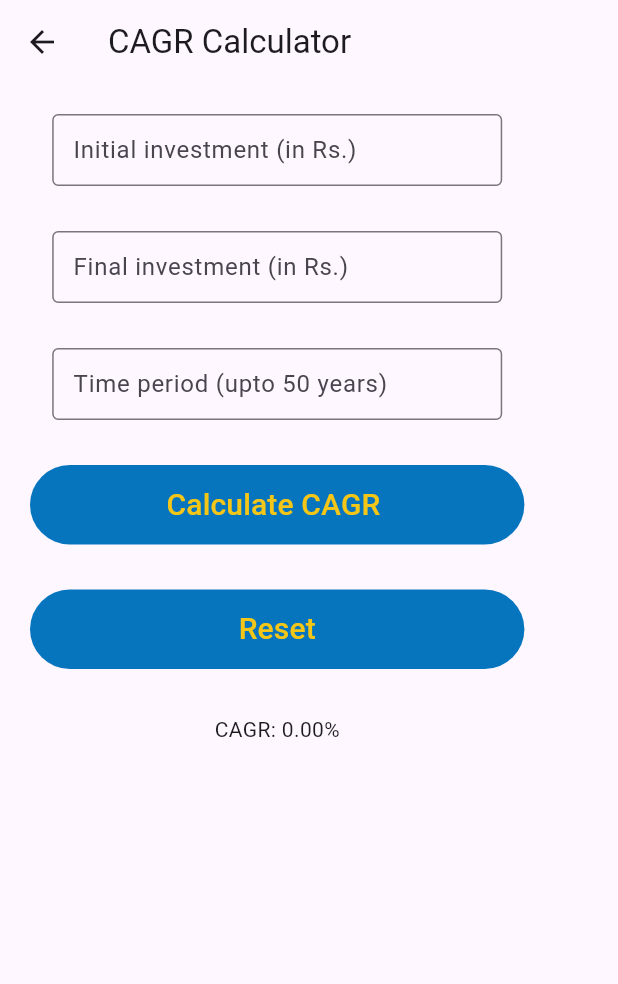
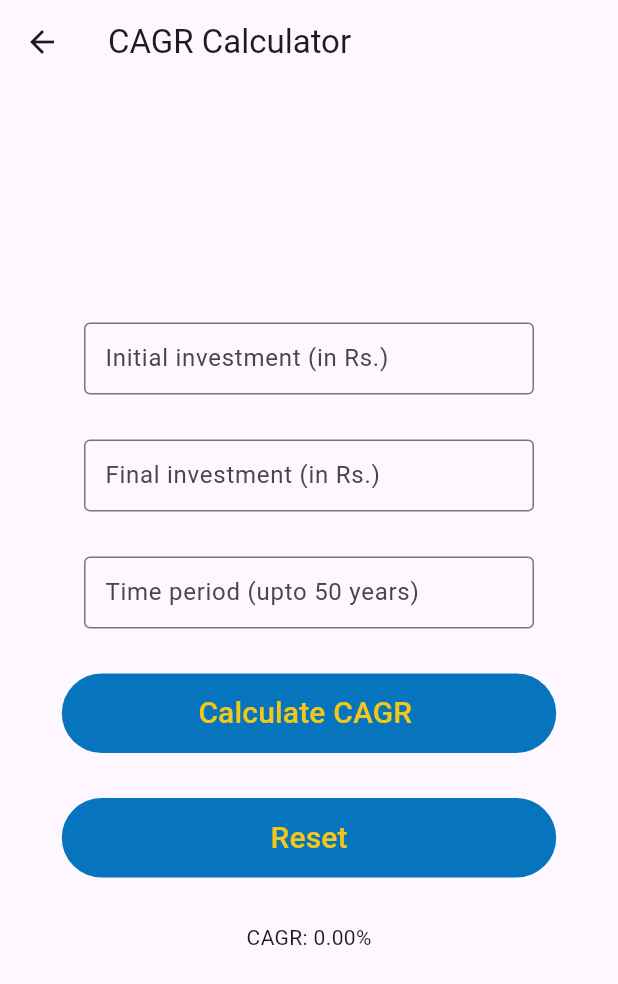
Before and after one commit to samarth-thaker/Financial-Calculator, a Flutter app: the Cagrscreen screen opened by its route, on a phone screen of 412 x 824 dp. Shown: the top 984 px of the screen. Run offline on Flutter 3.47's test engine with Material 3 defaults, Android fonts, the phone set to English and light mode, and no system bars.

Commit message:
Settings file modified

```diff
--- a/lib/cagrCalc.dart
+++ b/lib/cagrCalc.dart
@@ -25,21 +25,24 @@ class _CagrscreenState extends State<Cagrscreen> {
     /* int months = years * 12;  */ // Total number of months
 
     double per = pow(f / i, 1 / years) - 1;
-    return per*100;
+    return per * 100;
   }
 
-  Widget customTextButton(String action, VoidCallback onTap, double buttonWidth, {double width = 150.0}) {
+  Widget customTextButton(String action, VoidCallback onTap, double buttonWidth,
+      {double width = 150.0}) {
     return Container(
       width: buttonWidth,
       child: TextButton(
         onPressed: onTap,
         style: ButtonStyle(
-          backgroundColor: WidgetStateProperty.all(Color.fromARGB(249, 0, 114, 188)),
+          backgroundColor:
+              WidgetStateProperty.all(Color.fromARGB(249, 0, 114, 188)),
           padding: WidgetStateProperty.all(EdgeInsets.symmetric(vertical: 12)),
         ),
         child: Text(
           action,
-          style: TextStyle(color: Color.fromARGB(249, 250, 200, 20), fontSize: 20),
+          style:
+              TextStyle(color: Color.fromARGB(249, 250, 200, 20), fontSize: 20),
         ),
       ),
     );
@@ -84,9 +87,10 @@ class _CagrscreenState extends State<Cagrscreen> {
     double screenWidth = MediaQuery.of(context).size.width;
     double buttonWidth = screenWidth * 0.8; //
     return Scaffold(
-
         appBar: AppBar(title: const Text("CAGR Calculator")),
-      body: Padding(
+        body: Center(
+          child: SingleChildScrollView(
+              child: Padding(
             padding: const EdgeInsets.all(20.0),
             child: Column(
               children: [
@@ -153,7 +157,7 @@ class _CagrscreenState extends State<Cagrscreen> {
  */
               ],
             ),
-      ),
-    );
+          )),
+        ));
   }
 }
--- a/lib/goalSip.dart
+++ b/lib/goalSip.dart
@@ -14,7 +14,7 @@ class _SIPGoalScreen extends State<SIPGoal> {
   final TextEditingController _yearsController = TextEditingController();
   final TextEditingController _targetedWealthController =
       TextEditingController();
-  final TextEditingController _inflationController = TextEditingController();
+  final TextEditingController _inflationController = TextEditingController()  ;
 
   double _investmentPerMonth = 0.0;
 
```
Also changed, not shown: pubspec.lock, 2 other files. Lines whose indentation alone changed are shown as unchanged.
